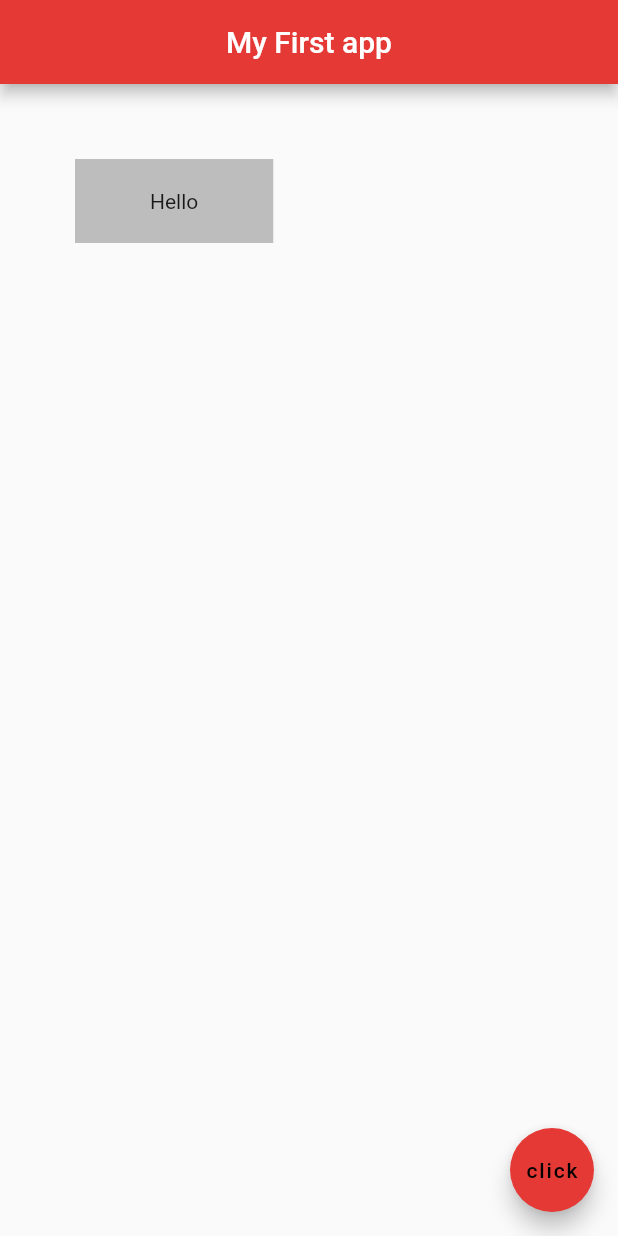
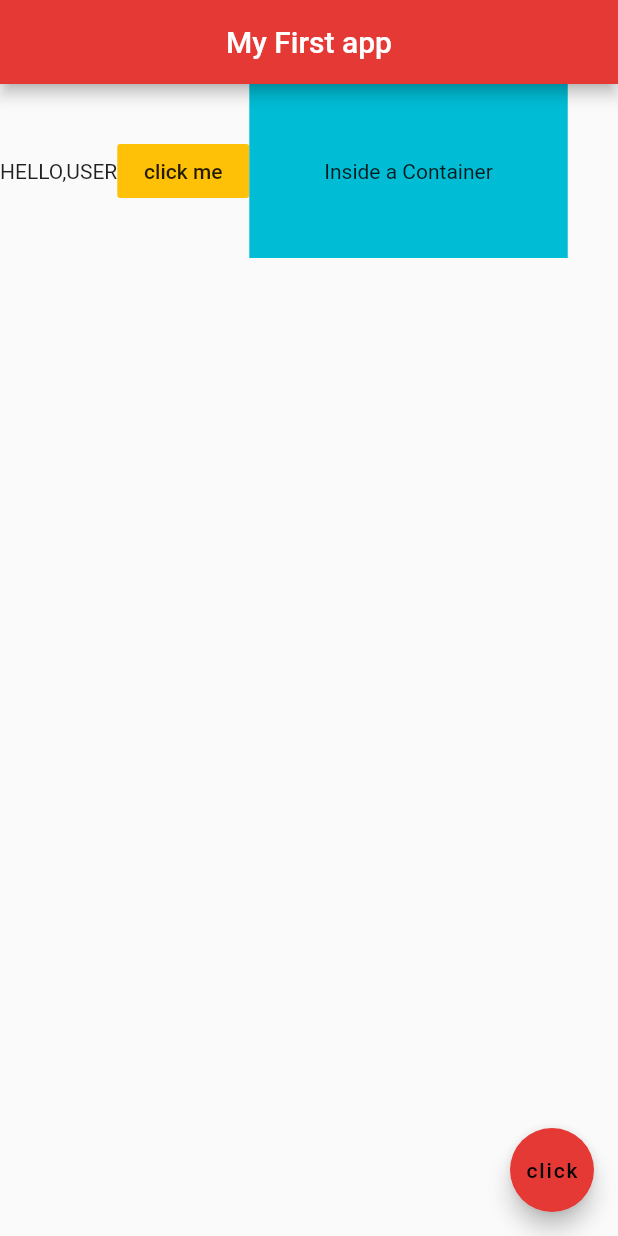
Before and after one commit to shivasailesh/flutter_sample, a Flutter app: the screen it shows after launch, on a phone screen of 412 x 824 dp. Run offline on Flutter 3.47's test engine with Material 2 defaults, Android fonts, the phone set to English and light mode, and no system bars.

Commit message:
fourth commit

```diff
--- a/lib/main.dart
+++ b/lib/main.dart
@@ -14,11 +14,16 @@ class Home extends StatelessWidget {
         centerTitle: true,
         backgroundColor:Colors.red[600],
       ),
-      body:Container(
-        padding: EdgeInsets.symmetric(horizontal:50.0,vertical:20.0),
-        margin: EdgeInsets.all(50.0),
-        color: Colors.grey[400],
-        child:Text('Hello'),
+      body:Row(
+        children: <Widget>[
+          Text('HELLO,USER'),
+          FlatButton(onPressed: (){}, child: Text("click me"),color: Colors.amber,),
+          Container(
+            color:Colors.cyan,
+            padding: EdgeInsets.all(50.0),
+            child:Text("Inside a Container"),
+          ),
+        ],
       ),
       floatingActionButton:FloatingActionButton(
         onPressed: (){},
```
